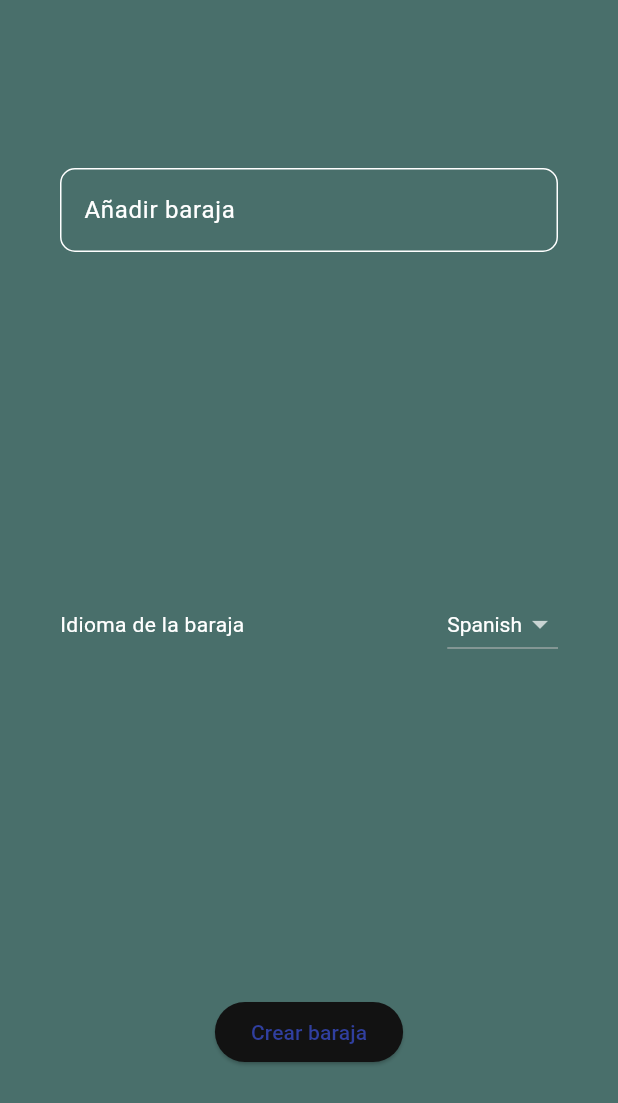
After one commit to doble97/proyecto_mobile, a Flutter app: the AddDeckScreen screen opened by its route, on a phone screen of 412 x 824 dp. The commit adds this screen. Shown: the top 1103 px of the screen. Run offline on Flutter 3.47's test engine with Material 2 defaults, Android fonts, the phone set to English and light mode, and no system bars; our stand-ins replace dio, flutter_riverpod, go_router, riverpod.

Commit message:
Implementando creacion de decks

```diff
--- /dev/null
+++ b/lib/domain/datasources/crud_datasource.dart
@@ -0,0 +1,5 @@
+abstract class CrudDatasource<T> {
+  Future<T> create({required int userId, required T resource});
+  Future<List<T>> readAll({required int userId, int? resourceId});
+  Future<bool> delete({required int userId, int resourceId});
+}
--- /dev/null
+++ b/lib/domain/entity/deck.dart
@@ -0,0 +1,7 @@
+class Deck {
+  final int? id;
+  final String name;
+  final int language;
+
+  Deck({this.id, required this.name, required this.language});
+}
--- /dev/null
+++ b/lib/domain/repositories/crud_repository.dart
@@ -0,0 +1,5 @@
+abstract class CrudRepository<T> {
+  Future<T> create({required int userId, required T resource});
+  Future<List<T>> readAll({required int userId, int? resourceId});
+  Future<bool> delete({required int userId, int resourceId});
+}
--- a/lib/presentation/providers/auth/auth_provider.dart
+++ b/lib/presentation/providers/auth/auth_provider.dart
@@ -42,4 +42,9 @@ class AuthNotifier extends StateNotifier<AuthState> {
   void setUserState(UserIn userIn) {
     state = AuthState(user: userIn, userStatus: UserStatus.authenticated);
   }
+
+  void updateResources(UserIn userIn) {
+    state = AuthState(
+        message: state.message, userStatus: state.userStatus, user: userIn);
+  }
 }
--- /dev/null
+++ b/lib/presentation/screens/add/add_deck/add_deck_screen.dart
@@ -0,0 +1,94 @@
+import 'package:flutter/material.dart';
+import 'package:flutter_riverpod/flutter_riverpod.dart';
+import 'package:go_router/go_router.dart';
+import 'package:prontoictus_flutter/domain/entity/deck.dart';
+import 'package:prontoictus_flutter/presentation/providers/auth/auth_provider.dart';
+import 'package:prontoictus_flutter/presentation/providers/deck/deck_repository_provider.dart';
+import 'package:prontoictus_flutter/presentation/screens/widgets/main_container.dart';
+
+class AddDeckScreen extends ConsumerStatefulWidget {
+  const AddDeckScreen({super.key});
+  static String name = 'Add Deck Screen';
+
+  @override
+  AddDeckScreenState createState() => AddDeckScreenState();
+}
+
+class AddDeckScreenState extends ConsumerState<AddDeckScreen> {
+  String? _selectedValue = "Spanish";
+  @override
+  Widget build(BuildContext context) {
+    return Scaffold(
+      body: MainContainer(
+          child: Padding(
+        padding: const EdgeInsets.symmetric(horizontal: 40),
+        child: Form(
+            child: Column(
+          mainAxisAlignment: MainAxisAlignment.spaceAround,
+          children: [
+            TextFormField(
+              decoration: InputDecoration(
+                  border: OutlineInputBorder(
+                    borderRadius: BorderRadius.circular(10.0),
+                    borderSide: BorderSide(
+                      color: Colors.grey,
+                      width: 1.0,
+                    ),
+                  ),
+                  focusedBorder: OutlineInputBorder(
+                    borderRadius: BorderRadius.circular(10.0),
+                    borderSide: BorderSide(
+                      color: Colors.grey,
+                      width: 1.0,
+                    ),
+                  ),
+                  labelText: 'Añadir baraja',
+                  labelStyle: TextStyle(color: Colors.white)),
+            ),
+            ///////////////////////
+            Row(
+              mainAxisAlignment: MainAxisAlignment.spaceBetween,
+              children: [
+                Text('Idioma de la baraja '),
+                DropdownButton<String>(
+                  value: _selectedValue,
+                  onChanged: (String? newValue) {
+                    setState(() {
+                      _selectedValue = newValue!;
+                    });
+                  },
+                  style: TextStyle(color: Colors.white),
+                  items: <String>[
+                    'English',
+                    'Spanish',
+                  ].map<DropdownMenuItem<String>>((String value) {
+                    return DropdownMenuItem<String>(
+                      value: value,
+                      child: Text(value),
+                    );
+                  }).toList(),
+                ),
+              ],
+            ),
+            ElevatedButton(
+                onPressed: () {
+                  // final state = ref.read(authProvider);
+                  // try{
+                  //   await
+                  // }catch(err){
+
+                  // }
+                  // ref.read(deckRepositoryProvider).create(
+                  //     userId: state.user!.user.id,
+                  //     resource: Deck(name: 'mobile', language: 1));
+                  ref.read(deckStateProvider.notifier).state =
+                      DeckState(Deck(name: 'Pruebas flutter', language: 1));
+                  context.push('/add-word');
+                },
+                child: Text('Crear baraja'))
+          ],
+        )),
+      )),
+    );
+  }
+}
--- a/lib/presentation/screens/screens.dart
+++ b/lib/presentation/screens/screens.dart
@@ -1,3 +1,4 @@
+export 'package:prontoictus_flutter/presentation/screens/add/add_friend/add_friend.dart';
 export 'package:prontoictus_flutter/presentation/screens/dashboard/dashboard_screen.dart';
 export 'package:prontoictus_flutter/presentation/screens/reset_password/reset_password_screen.dart';
 export 'package:prontoictus_flutter/presentation/screens/login/login_screen.dart';
--- /dev/null
+++ b/lib/presentation/screens/widgets/main_container.dart
@@ -0,0 +1,25 @@
+import 'package:flutter/material.dart';
+
+class MainContainer extends StatelessWidget {
+  const MainContainer({super.key, required this.child});
+  final Widget child;
+  @override
+  Widget build(BuildContext context) {
+    return SafeArea(
+        top: false,
+        bottom: false,
+        child: Container(
+          height: MediaQuery.of(context).size.height,
+          width: MediaQuery.of(context).size.width,
+          padding: EdgeInsets.only(
+              top: MediaQuery.of(context).padding.top,
+              bottom: MediaQuery.of(context).padding.bottom),
+          decoration: BoxDecoration(
+              gradient: LinearGradient(colors: [
+            Theme.of(context).colorScheme.primary.withOpacity(0.8),
+            Theme.of(context).colorScheme.secondary.withOpacity(0.5),
+          ], begin: Alignment.bottomCenter, end: Alignment.bottomCenter)),
+          child: child,
+        ));
+  }
+}
```
Also changed, not shown: lib/config/router/app_router.dart (+17 -0 lines), lib/domain/entity/user_in.dart (+14 -2 lines), lib/infrastructure/client/client_dio.dart (added, +29 -0 lines), lib/infrastructure/datasources/auth_datasource_imp.dart (+6 -5 lines), lib/infrastructure/datasources/crud_datasource_impl.dart (added, +27 -0 lines), lib/infrastructure/mappers/user_mapper.dart (+6 -1 lines), lib/infrastructure/models/auth_response.dart (+22 -3 lines), lib/infrastructure/repositories/crud_repository_impl.dart (added, +27 -0 lines), lib/presentation/providers/deck/deck_repository_provider.dart (added, +38 -0 lines), lib/presentation/screens/add/add_friend/add_friend.dart (added, +57 -0 lines), lib/presentation/screens/add/add_word/add_word_screen.dart (added, +24 -0 lines), lib/presentation/screens/dashboard/dashboard_screen.dart (+41 -37 lines).
